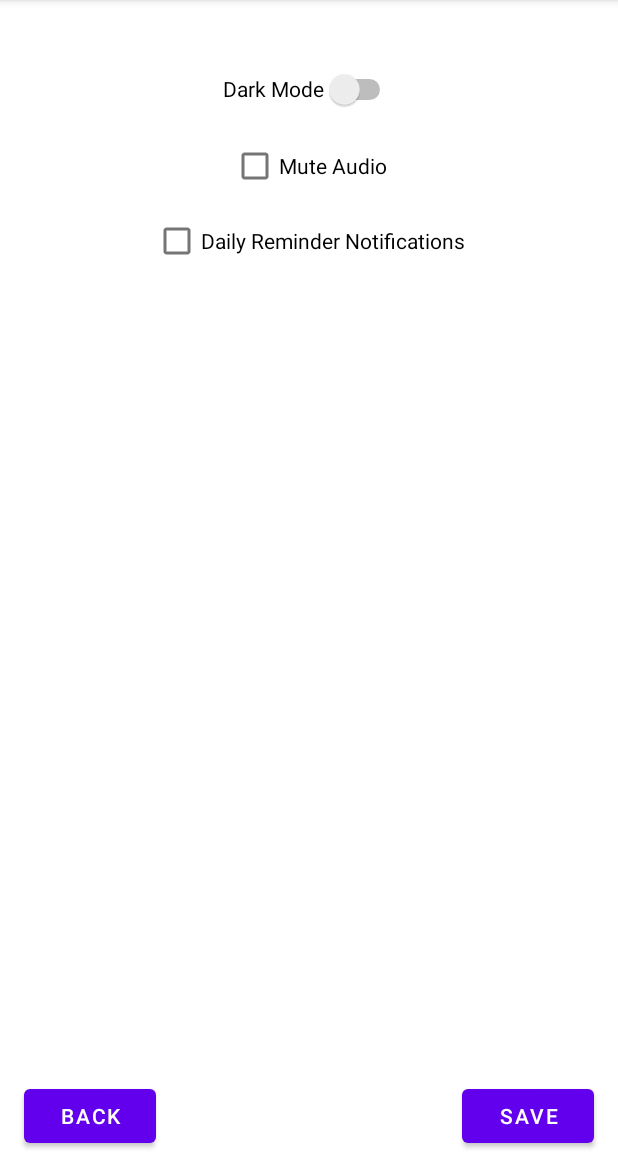
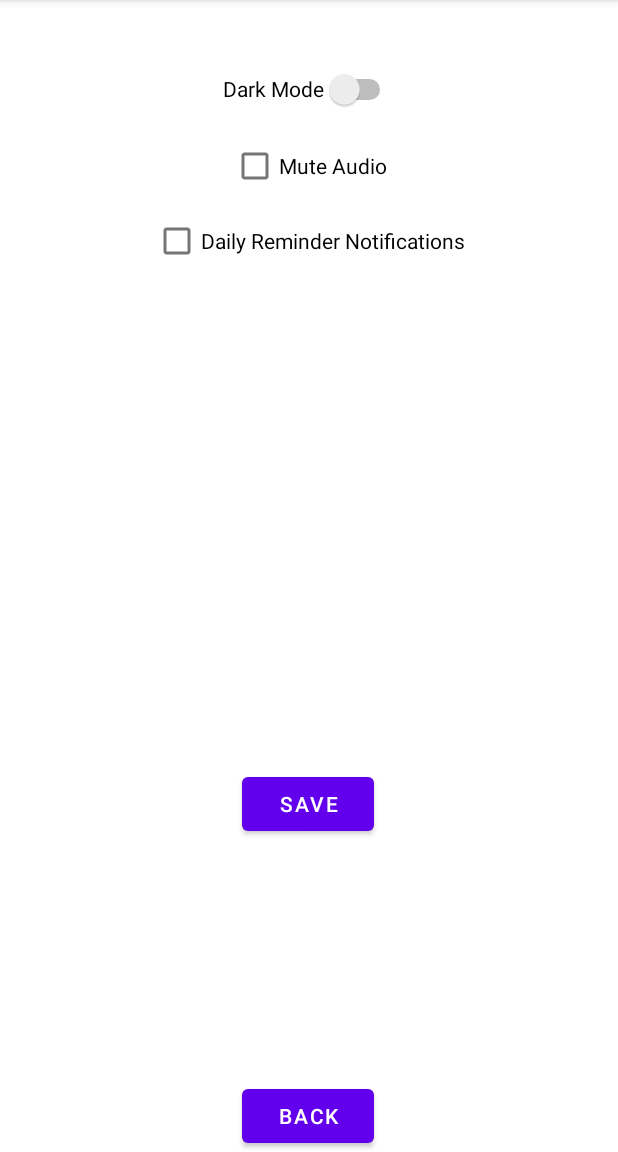
Before and after one commit to AbCoding/Mental-health-App, an Android app: the settingspage screen opened directly, with no data from a screen before it, on a phone screen of 412 x 824 dp, the part 84-1236 px from its top. Run offline under Robolectric (Android 15) with nearby library versions, the phone set to English and light mode, and no system bars.

Commit message:
final stuff

```diff
--- a/app/src/main/java/com/example/mental_health_app2/option1.kt
+++ b/app/src/main/java/com/example/mental_health_app2/option1.kt
@@ -33,7 +33,7 @@ class option1 : AppCompatActivity() {
 
         val Back = findViewById<Button>(R.id.Option1Back)
         Back?.setOnClickListener() {
-            val intent = Intent(this, HelpOptions::class.java)
+            val intent = Intent(this, MainActivity::class.java)
             startActivity(intent)
             finish()
 
--- a/app/src/main/res/layout/activity_settingspage.xml
+++ b/app/src/main/res/layout/activity_settingspage.xml
@@ -16,7 +16,7 @@
         android:layout_centerVertical="false"
         android:text="Back"
         app:layout_constraintBottom_toBottomOf="parent"
-        app:layout_constraintHorizontal_bias="0.049"
+        app:layout_constraintHorizontal_bias="0.498"
         app:layout_constraintLeft_toLeftOf="parent"
         app:layout_constraintRight_toRightOf="parent"
 
@@ -31,12 +31,12 @@
         android:layout_centerVertical="false"
         android:text="Save"
         app:layout_constraintBottom_toBottomOf="parent"
-        app:layout_constraintHorizontal_bias="0.95"
+        app:layout_constraintHorizontal_bias="0.498"
         app:layout_constraintLeft_toLeftOf="parent"
         app:layout_constraintRight_toRightOf="parent"
 
         app:layout_constraintTop_toTopOf="parent"
-        app:layout_constraintVertical_bias="1.0" />
+        app:layout_constraintVertical_bias="0.711" />
 
     <CheckBox
         android:id="@+id/Dailynotifications"
```
